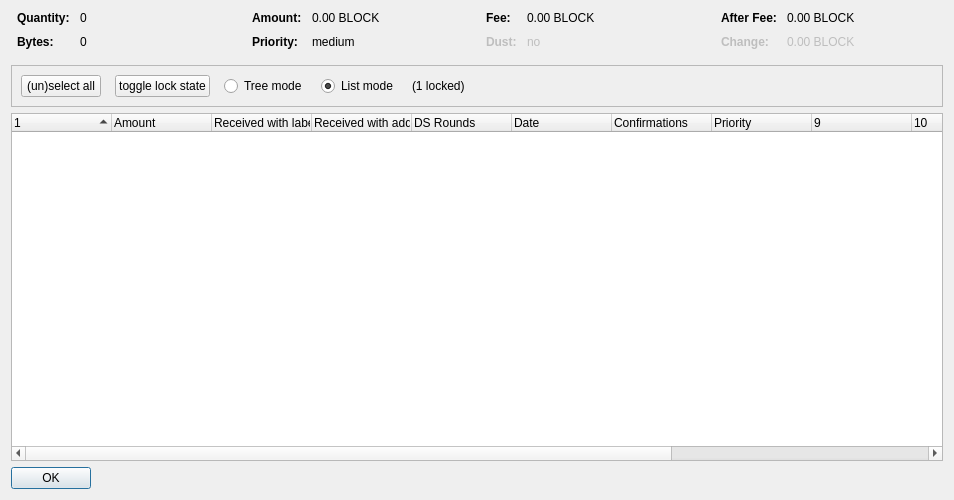
The window that src/qt/forms/coincontroldialog.ui (blocknetdx/blocknet) describes before a commit, drawn with Qt 5.
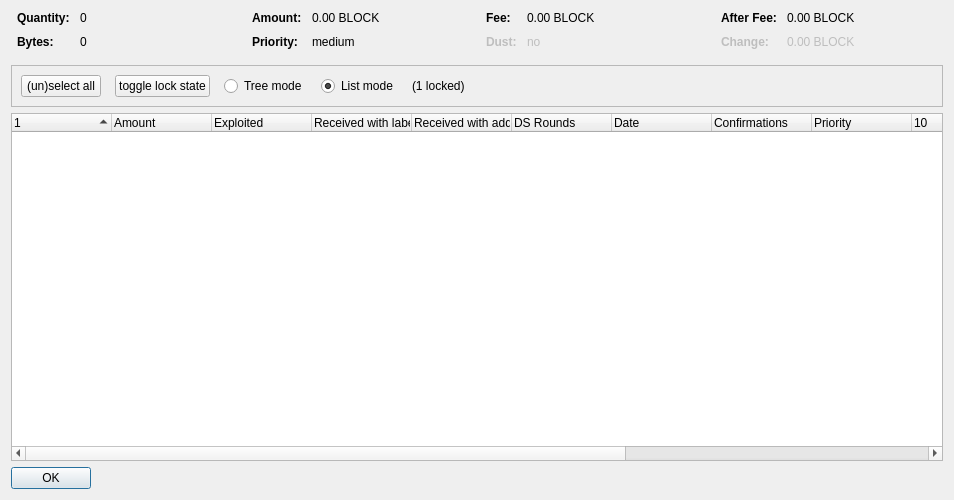
The same window after the commit. Custom widgets are drawn as their Qt base class.

Commit message: added label and buttons for redeem exploited transactions

```diff
--- a/src/qt/forms/coincontroldialog.ui
+++ b/src/qt/forms/coincontroldialog.ui
@@ -447,7 +447,7 @@
       <bool>false</bool>
      </property>
      <property name="columnCount">
-      <number>13</number>
+      <number>14</number>
      </property>
      <attribute name="headerShowSortIndicator" stdset="0">
       <bool>true</bool>
@@ -465,6 +465,11 @@
        <string>Amount</string>
       </property>
      </column>
+     <column>
+      <property name="text">
+       <string>Exploited</string>
+      </property>
+     </column>
      <column>
       <property name="text">
        <string>Received with label</string>
```
The commit also changes 11 other files.
